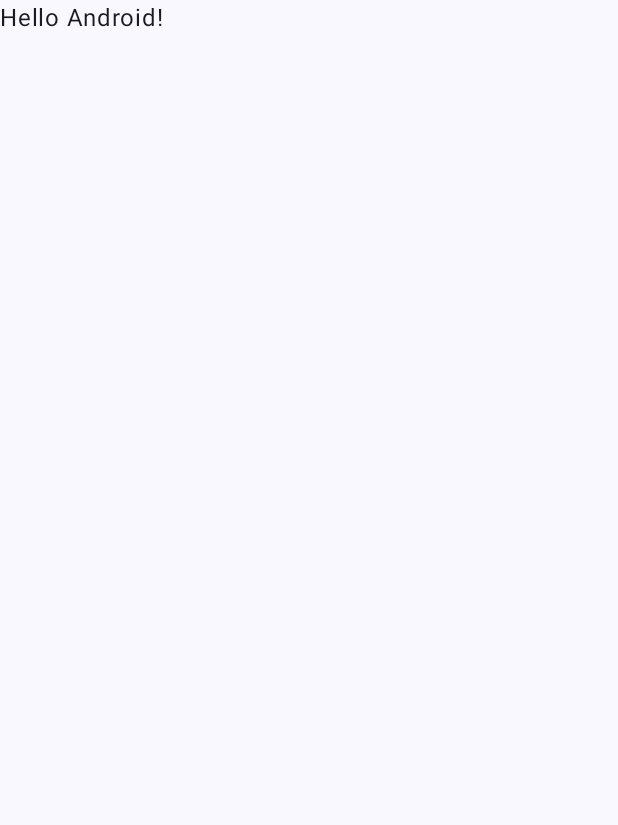
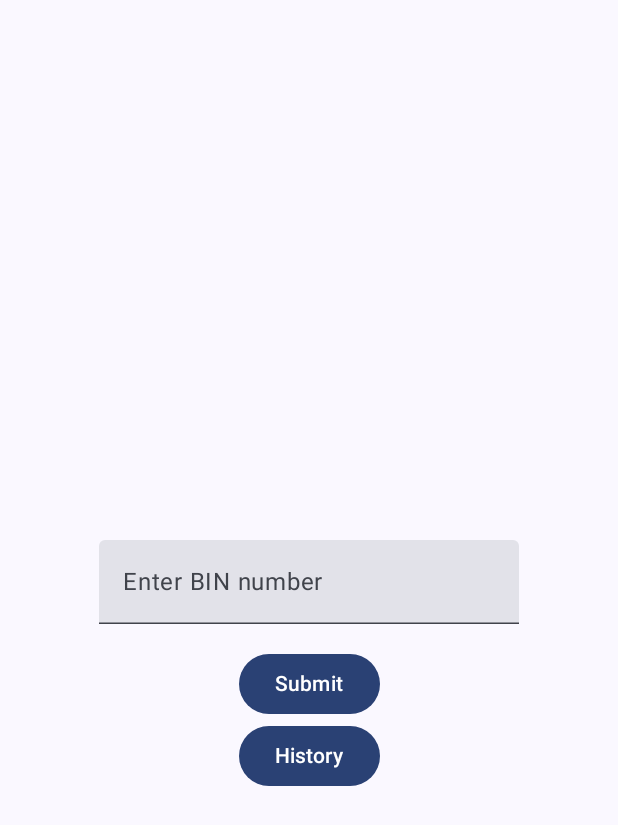
Before and after one commit to vesnanervah/bin_reader, an Android app built with Jetpack Compose: the screen it shows after launch (MainActivity), on a phone screen of 412 x 824 dp. Before the commit the part shown is almost empty. Shown: the top 825 px of the screen. Run offline under Robolectric (Android 15) with nearby library versions, the phone set to English and light mode, and no system bars.

Commit message:
fix: small layout fixes, limit textField value by 9 symbols

```diff
--- a/app/src/main/java/com/example/binreader/MainActivity.kt
+++ b/app/src/main/java/com/example/binreader/MainActivity.kt
@@ -11,6 +11,7 @@ import androidx.compose.material3.Text
 import androidx.compose.runtime.Composable
 import androidx.compose.ui.Modifier
 import androidx.compose.ui.tooling.preview.Preview
+import com.example.binreader.ui.BinReaderApp
 import com.example.binreader.ui.theme.BinReaderTheme
 
 class MainActivity : ComponentActivity() {
@@ -19,29 +20,8 @@ class MainActivity : ComponentActivity() {
         enableEdgeToEdge()
         setContent {
             BinReaderTheme {
-                Scaffold(modifier = Modifier.fillMaxSize()) { innerPadding ->
-                    Greeting(
-                        name = "Android",
-                        modifier = Modifier.padding(innerPadding)
-                    )
-                }
+                BinReaderApp()
             }
         }
     }
 }
-
-@Composable
-fun Greeting(name: String, modifier: Modifier = Modifier) {
-    Text(
-        text = "Hello $name!",
-        modifier = modifier
-    )
-}
-
-@Preview(showBackground = true)
-@Composable
-fun GreetingPreview() {
-    BinReaderTheme {
-        Greeting("Android")
-    }
-}
--- a/app/src/main/java/com/example/binreader/ui/BinReaderApp.kt
+++ b/app/src/main/java/com/example/binreader/ui/BinReaderApp.kt
@@ -1,5 +1,6 @@
 package com.example.binreader.ui
 
+import androidx.compose.foundation.layout.fillMaxSize
 import androidx.compose.foundation.layout.padding
 import androidx.compose.material.icons.Icons
 import androidx.compose.material.icons.filled.ArrowBack
@@ -48,7 +49,7 @@ fun BinReaderApp(
     Scaffold(
         topBar = { AppTopBar(appBarTitle, canNavigateUp) { navController.navigateUp() } }
     ) {
-        Surface(Modifier.padding(it)) {
+        Surface(Modifier.fillMaxSize().padding(it)) {
             NavHost(
                 navController,
                 currentScreen.name
--- a/app/src/main/java/com/example/binreader/ui/screen/StartScreen.kt
+++ b/app/src/main/java/com/example/binreader/ui/screen/StartScreen.kt
@@ -32,14 +32,15 @@ fun StartScreen(
     Column(modifier, Arrangement.Center, Alignment.CenterHorizontally) {
         TextField(
             value,
-            { value = it },
+            { value = it.take(9) },
             isError = showError,
+            singleLine = true,
             placeholder = { Text("Enter BIN number") },
             supportingText = { if(showError) Text("BIN is invalid!")}
         )
         Modifier.padding(top = 16.dp)
         Button({
-            onSubmitTap(value, focusManager,) {
+            onSubmitTap(value, focusManager) {
                 showError = it
                 if (!it) submit(value)
             }
```
Also changed, not shown: app/src/main/java/com/example/binreader/ui/common/BinInfoCard.kt (+5 -5 lines).
